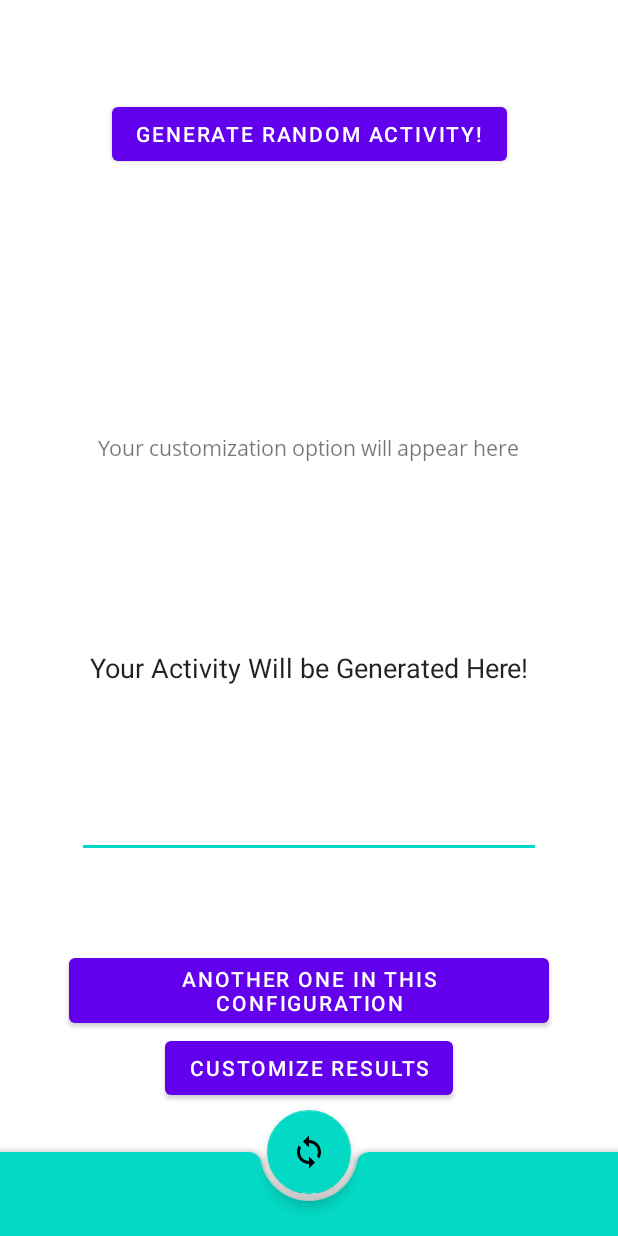
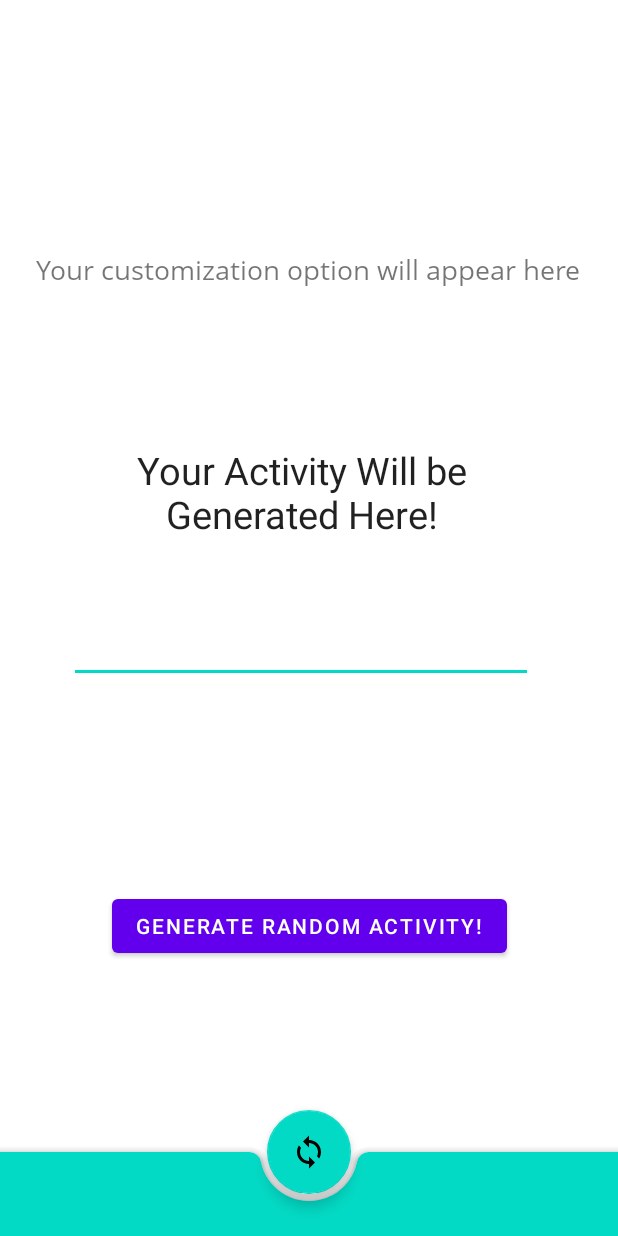
Before and after one commit to G-Aswin/Bored, an Android app: the MainScreen screen opened directly, with no data from a screen before it, on a phone screen of 412 x 824 dp. Run offline under Robolectric (Android 15) with nearby library versions, the phone set to English and light mode, and no system bars; our stand-ins replace Volley.

Commit message:
Removed redundant buttons from activity_main_screen.xml. Cleaned up the constraints and played around with the font sizes.

```diff
--- a/app/src/main/java/com/example/bored/MainScreen.java
+++ b/app/src/main/java/com/example/bored/MainScreen.java
@@ -52,10 +52,10 @@ public class MainScreen extends AppCompatActivity {
 
         Activity = findViewById(R.id.editTextTextMultiLine);
         GenerateActivity = findViewById(R.id.GetRandomActivity);
-        Customize = findViewById(R.id.CustomizeResults);
+//        Customize = findViewById(R.id.CustomizeResults);
         progressBar = findViewById(R.id.progressBar);
         OptionsDisplay = findViewById(R.id.options_display);
-        SameOptionAgain = findViewById(R.id.same_option_again);
+//        SameOptionAgain = findViewById(R.id.same_option_again);
         bottomAppBar = findViewById(R.id.bottom_bar);
         setSupportActionBar(bottomAppBar);
 
@@ -156,11 +156,11 @@ public class MainScreen extends AppCompatActivity {
         LoadURL(randomurl);
     }
 
-    public void CustomizeResultsButton(View view){
-        Intent intent = new Intent(this, ChooseCustomization.class);
-        startActivity(intent);
-        finish();
-    }
+//    public void CustomizeResultsButton(View view){
+//        Intent intent = new Intent(this, ChooseCustomization.class);
+//        startActivity(intent);
+//        finish();
+//    }
 
     public void StartCustomizeScreen(){
         Intent intent = new Intent(this, ChooseCustomization.class);
@@ -168,10 +168,10 @@ public class MainScreen extends AppCompatActivity {
         finish();
     }
 
-    public void SameOptionAgain(View view){
-        requestQueue = Volley.newRequestQueue(this);
-        LoadURL(url);
-    }
+//    public void SameOptionAgain(View view){
+//        requestQueue = Volley.newRequestQueue(this);
+//        LoadURL(url);
+//    }
 
     public void LoadAnotherActivityFAB(View view){
         requestQueue = Volley.newRequestQueue(this);
--- a/app/src/main/res/layout/activity_main_screen.xml
+++ b/app/src/main/res/layout/activity_main_screen.xml
@@ -10,24 +10,13 @@
         android:layout_width="match_parent"
         android:layout_height="match_parent">
 
-    <Button
-        android:id="@+id/GetRandomActivity"
-        android:layout_width="wrap_content"
-        android:layout_height="wrap_content"
-        android:onClick="GenerateRandomActivity"
-        android:text="Generate Random Activity!"
-        app:layout_constraintBottom_toTopOf="@+id/editTextTextMultiLine"
-        app:layout_constraintEnd_toEndOf="parent"
-        app:layout_constraintStart_toStartOf="parent"
-        app:layout_constraintTop_toTopOf="parent"
-        app:layout_constraintVertical_bias="0.241" />
 
         <TextView
         android:id="@+id/options_display"
         android:layout_width="wrap_content"
         android:layout_height="wrap_content"
         android:layout_margin="10dp"
-        android:layout_marginTop="208dp"
+        android:textSize="18sp"
         android:fontFamily="@font/open_sans"
         android:gravity="center_horizontal"
         android:text="Your customization option will appear here"
@@ -38,42 +27,58 @@
         app:layout_constraintTop_toTopOf="parent"
         app:layout_constraintVertical_bias="1.0" />
 
+        <!--        <Button-->
+<!--            android:id="@+id/CustomizeResults"-->
+<!--            android:layout_width="wrap_content"-->
+<!--            android:layout_height="wrap_content"-->
+<!--            android:layout_marginBottom="88dp"-->
+<!--            android:onClick="CustomizeResultsButton"-->
+<!--            android:text="Customize Results"-->
+<!--            app:layout_constraintBottom_toBottomOf="parent"-->
+<!--            app:layout_constraintEnd_toEndOf="parent"-->
+<!--            app:layout_constraintStart_toStartOf="parent" />-->
+
+<!--        <Button-->
+<!--            android:id="@+id/same_option_again"-->
+<!--            android:layout_width="wrap_content"-->
+<!--            android:layout_height="wrap_content"-->
+<!--            android:layout_marginBottom="136dp"-->
+<!--            android:onClick="SameOptionAgain"-->
+<!--            android:text="Another one in this configuration"-->
+<!--            app:layout_constraintBottom_toBottomOf="parent"-->
+<!--            app:layout_constraintEnd_toEndOf="parent"-->
+<!--            app:layout_constraintStart_toStartOf="parent" />-->
+
         <EditText
             android:id="@+id/editTextTextMultiLine"
             android:layout_width="309dp"
             android:layout_height="253dp"
             android:layout_marginBottom="116dp"
             android:ems="10"
-        android:fontFamily="@android:"
+            android:fontFamily="@android"
             android:inputType="none"
             android:text="Your Activity Will be Generated Here!"
             android:textAlignment="center"
             android:textIsSelectable="false"
-        app:layout_constraintBottom_toTopOf="@+id/CustomizeResults"
+            android:textSize="25sp"
+            app:layout_constraintBottom_toBottomOf="parent"
             app:layout_constraintEnd_toEndOf="parent"
-        app:layout_constraintStart_toStartOf="parent" />
+            app:layout_constraintHorizontal_bias="0.45"
+            app:layout_constraintStart_toStartOf="parent"
+            app:layout_constraintTop_toTopOf="parent"
+            app:layout_constraintVertical_bias="0.444" />
 
         <Button
-            android:id="@+id/CustomizeResults"
+            android:id="@+id/GetRandomActivity"
             android:layout_width="wrap_content"
             android:layout_height="wrap_content"
-            android:layout_marginBottom="88dp"
-            android:onClick="CustomizeResultsButton"
-            android:text="Customize Results"
+            android:onClick="GenerateRandomActivity"
+            android:text="Generate Random Activity!"
             app:layout_constraintBottom_toBottomOf="parent"
-            app:layout_constraintEnd_toEndOf="parent"
-            app:layout_constraintStart_toStartOf="parent" />
-
-        <Button
-            android:id="@+id/same_option_again"
-            android:layout_width="wrap_content"
-            android:layout_height="wrap_content"
-            android:layout_marginBottom="136dp"
-            android:onClick="SameOptionAgain"
-            android:text="Another one in this configuration"
-            app:layout_constraintBottom_toBottomOf="parent"
-            app:layout_constraintEnd_toEndOf="parent"
-            app:layout_constraintStart_toStartOf="parent" />
+            app:layout_constraintLeft_toLeftOf="parent"
+            app:layout_constraintRight_toRightOf="parent"
+            app:layout_constraintTop_toTopOf="@id/editTextTextMultiLine"
+            app:layout_constraintVertical_bias="0.682" />
 
         <ProgressBar
         android:id="@+id/progressBar"
```
Lines whose indentation alone changed are shown as unchanged.
